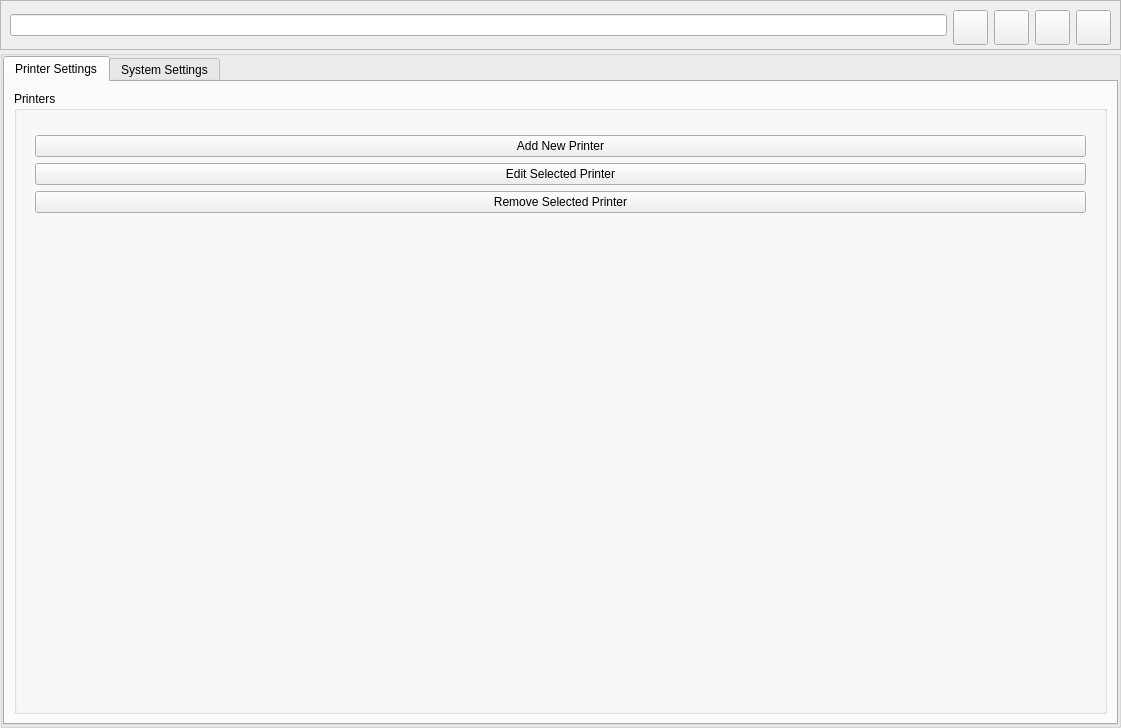
Above: pages/settings/settingspage.ui from DigitalArtifex/Flo before the change. Below: the same form after it.
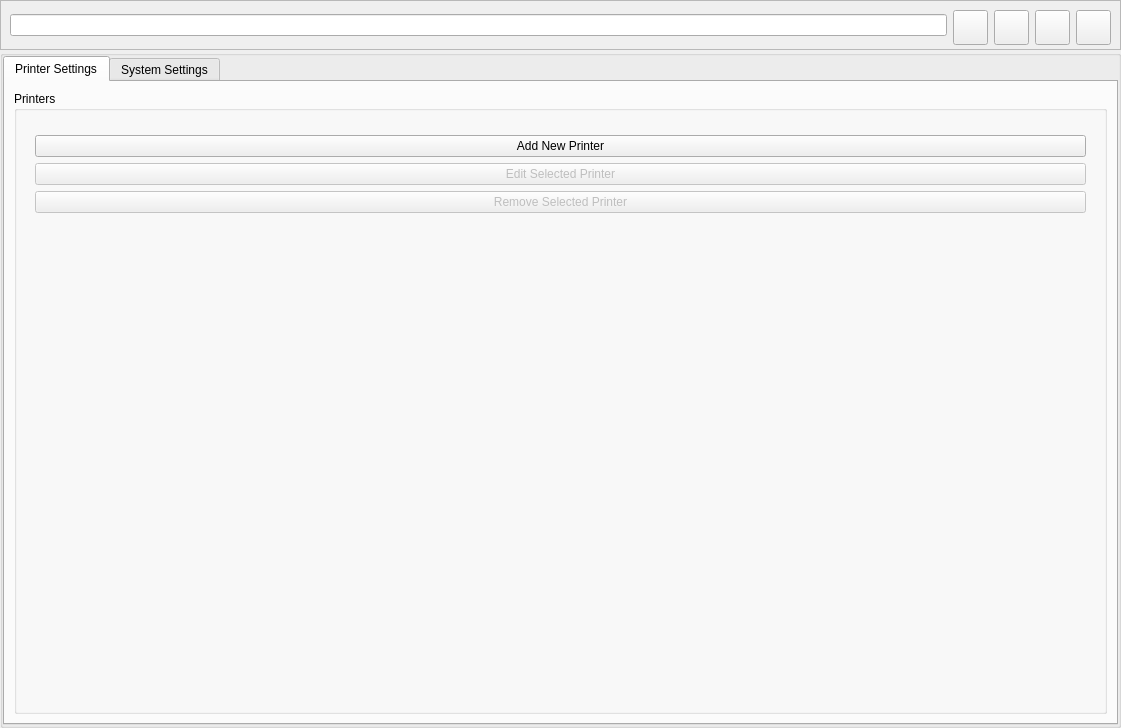
That is the form after the change.

```diff
--- a/pages/settings/settingspage.ui
+++ b/pages/settings/settingspage.ui
@@ -186,14 +186,20 @@
               <widget class="QWidget" name="widget" native="true">
                <layout class="QGridLayout" name="gridLayout_6">
                 <item row="3" column="1">
-                 <widget class="QPushButton" name="pushButton_3">
+                 <widget class="QPushButton" name="removePrinterButton">
+                  <property name="enabled">
+                   <bool>false</bool>
+                  </property>
                   <property name="text">
                    <string>Remove Selected Printer</string>
                   </property>
                  </widget>
                 </item>
                 <item row="2" column="1">
-                 <widget class="QPushButton" name="pushButton_2">
+                 <widget class="QPushButton" name="editPrinterButton">
+                  <property name="enabled">
+                   <bool>false</bool>
+                  </property>
                   <property name="text">
                    <string>Edit Selected Printer</string>
                   </property>
```
